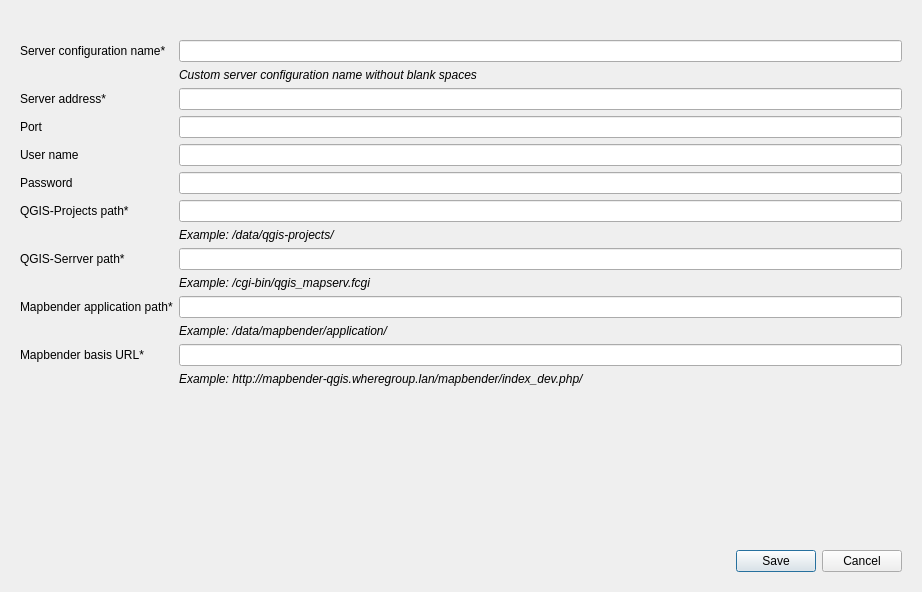
WhereGroup/QGIS2Mapbender, file mapbender_plugin/dialogs/ui/server_config_dialog.ui: the form before one commit.
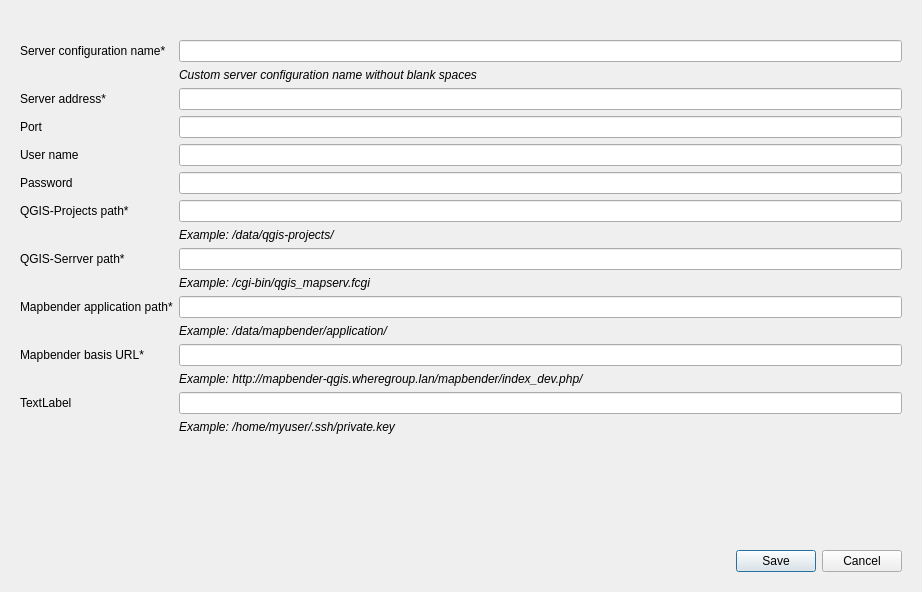
The form after the commit. Icons and pictures are not drawn. Custom widgets are drawn as their Qt base class.

Commit message: set windows_pk_path in dialog,  Serverconfig Class and connection params

Patch:
```diff
--- a/mapbender_plugin/dialogs/ui/server_config_dialog.ui
+++ b/mapbender_plugin/dialogs/ui/server_config_dialog.ui
@@ -176,6 +176,28 @@
           </property>
          </widget>
         </item>
+        <item row="14" column="1">
+         <widget class="QLineEdit" name="winPKPathLineEdit"/>
+        </item>
+        <item row="14" column="0">
+         <widget class="QLabel" name="winPKPathLabel">
+          <property name="text">
+           <string>TextLabel</string>
+          </property>
+         </widget>
+        </item>
+        <item row="15" column="1">
+         <widget class="QLabel" name="winPKPathExampleLabel">
+          <property name="font">
+           <font>
+            <italic>true</italic>
+           </font>
+          </property>
+          <property name="text">
+           <string>Example: /home/myuser/.ssh/private.key</string>
+          </property>
+         </widget>
+        </item>
        </layout>
       </item>
       <item row="0" column="0">
```
The commit also changes 3 other files.
